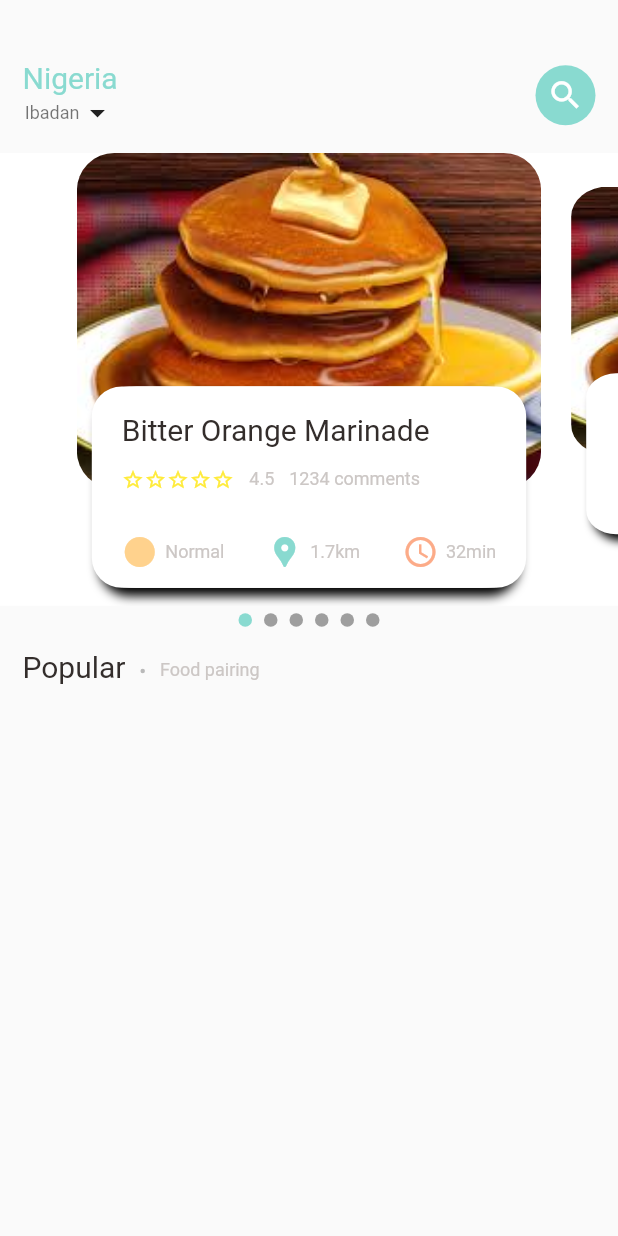
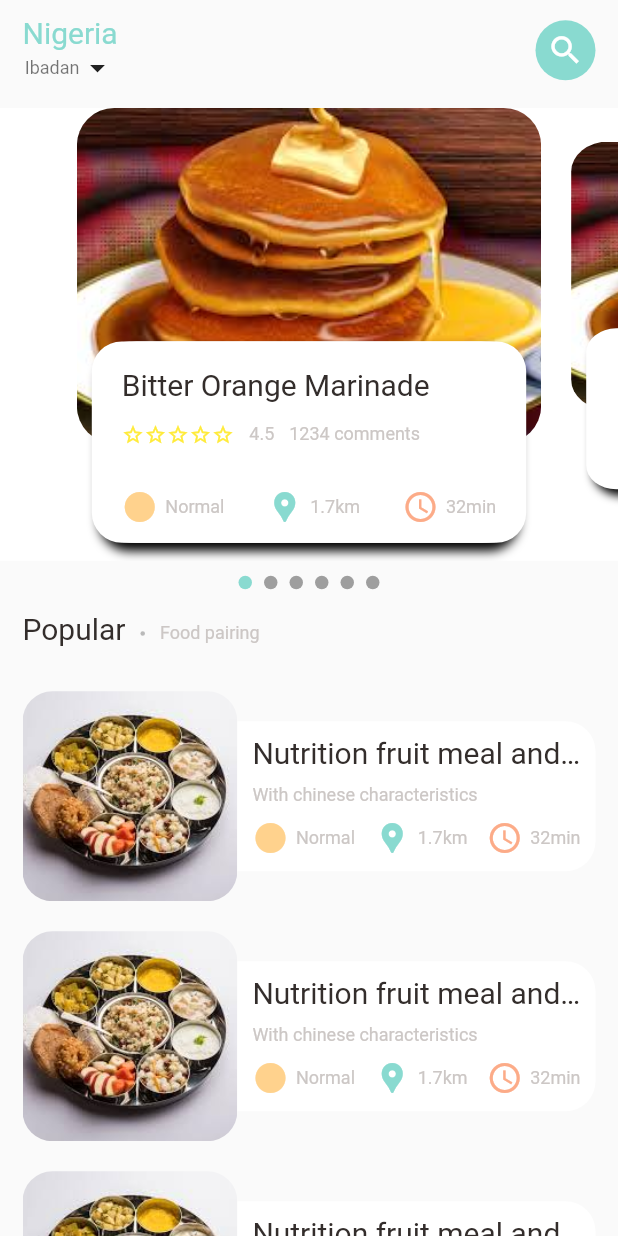
Before and after one commit to zulayqoh/Food-Delivery-App, a Flutter app: the screen it shows after launch, on a phone screen of 412 x 824 dp. Run offline on Flutter 3.47's test engine with Material 2 defaults, Android fonts, the phone set to English and light mode, and no system bars; drawn by our look-alikes of smooth_page_indicator; our stand-ins replace get.

Commit message:
Created the list view item

```diff
--- a/lib/home/food_page_body.dart
+++ b/lib/home/food_page_body.dart
@@ -46,7 +46,7 @@ class _FoodPageBodyState extends State<FoodPageBody> {
                 );
               }),
         ),
-        const SizedBox(height: 5),
+        const SizedBox(height: 10),
         SmoothPageIndicator(
           controller: pageController,
           // PageController
@@ -58,13 +58,13 @@ class _FoodPageBodyState extends State<FoodPageBody> {
               dotWidth: 9,
               type: WormType.thin,
               activeDotColor: AppColor.mainColor
-            // strokeWidth: 5
+              // strokeWidth: 5
               ),
           onDotClicked: (index) {},
         ),
         const SizedBox(height: 5),
         Container(
-          margin: const EdgeInsets.only(left: 15, top: 10),
+          margin: const EdgeInsets.only(left: 15, top: 10, bottom: 10),
           child: Row(
             crossAxisAlignment: CrossAxisAlignment.end,
             children: [
@@ -85,6 +85,76 @@ class _FoodPageBodyState extends State<FoodPageBody> {
             ],
           ),
         ),
+        const SizedBox(height: 10),
+        ListView.builder (
+            physics: const NeverScrollableScrollPhysics(),
+            shrinkWrap: true,
+            itemCount: 20,
+            itemBuilder: (context, index) {
+              return Container(
+                margin: const EdgeInsets.symmetric(horizontal: 15, vertical: 10 ),
+                child: Row(
+                  children: [
+                    Expanded(
+                      flex: 3,
+                      child: Container(
+                        decoration: BoxDecoration(
+                          image: const DecorationImage(
+                              image: AssetImage('assets/images/food8.jpeg'),
+                              fit: BoxFit.cover),
+                          borderRadius: BorderRadius.circular(20),
+                        ),
+                        height: 140,
+                      ),
+                    ),
+                    Expanded(
+                      flex: 5,
+                      child: Container(
+                        height: 100,
+                        padding: const EdgeInsets.symmetric(
+                            vertical: 5, horizontal: 10),
+                        decoration: const BoxDecoration(
+                          color: Colors.white,
+                          borderRadius: BorderRadius.only(
+                            topRight: Radius.circular(20),
+                            bottomRight: Radius.circular(20),
+                          ),
+                        ),
+                        margin: const EdgeInsets.symmetric(vertical: 10),
+                        child: Column(
+                          mainAxisAlignment: MainAxisAlignment.spaceAround,
+                          crossAxisAlignment: CrossAxisAlignment.start,
+                          children: [
+                            const BigAppText(
+                                text:
+                                'Nutrition fruit meal and so on and so forth.'),
+                            const SmallAppText(
+                                text: 'With chinese characteristics'),
+                            Row(
+                              mainAxisAlignment: MainAxisAlignment.spaceBetween,
+                              children: const [
+                                IconText(
+                                    text: 'Normal',
+                                    icon: Icons.circle,
+                                    color: AppColor.iconColor1),
+                                IconText(
+                                    text: '1.7km',
+                                    icon: Icons.location_pin,
+                                    color: AppColor.mainColor),
+                                IconText(
+                                    text: '32min',
+                                    icon: Icons.access_time,
+                                    color: AppColor.iconColor2),
+                              ],
+                            )
+                          ],
+                        ),
+                      ),
+                    ),
+                  ],
+                ),
+              );
+            })
       ],
     );
   }
--- a/lib/home/main_food_page.dart
+++ b/lib/home/main_food_page.dart
@@ -15,12 +15,14 @@ class _MainFoodPageState extends State<MainFoodPage> {
   @override
   Widget build(BuildContext context) {
     return Scaffold(
-      body: Container(
-        margin: const EdgeInsets.only(top: 30, bottom: 20),
+      body: SafeArea(
+        child: Container(
+          // margin: const EdgeInsets.only(top: 30, bottom: 20),
           child: Column(
             children: [
               Container(
-              padding: const EdgeInsets.only(left: 15, top: 10, right: 15, bottom: 15),
+                padding: const EdgeInsets.only(
+                    left: 15, top: 10, right: 15, bottom: 15),
                 child: Row(
                   mainAxisAlignment: MainAxisAlignment.spaceBetween,
                   children: [
@@ -48,14 +50,19 @@ class _MainFoodPageState extends State<MainFoodPage> {
                         borderRadius: BorderRadius.circular(50),
                         color: AppColor.mainColor,
                       ),
-                    child:
-                        const Icon(Icons.search, size: 25, color: Colors.white),
+                      child: const Icon(Icons.search,
+                          size: 25, color: Colors.white),
                     ),
                   ],
                 ),
               ),
-            const FoodPageBody(),
+              const Expanded(
+                child: SingleChildScrollView(
+                  child: FoodPageBody(),
+                ),
+              ),
             ],
+          ),
         ),
       ),
     );
--- /dev/null
+++ b/lib/widgets/list_view_card.dart
@@ -0,0 +1,10 @@
+import 'package:flutter/material.dart';
+
+class ListViewCard extends StatelessWidget {
+  const ListViewCard({Key? key}) : super(key: key);
+
+  @override
+  Widget build(BuildContext context) {
+    return Container();
+  }
+}
```
Lines whose indentation alone changed are shown as unchanged.
